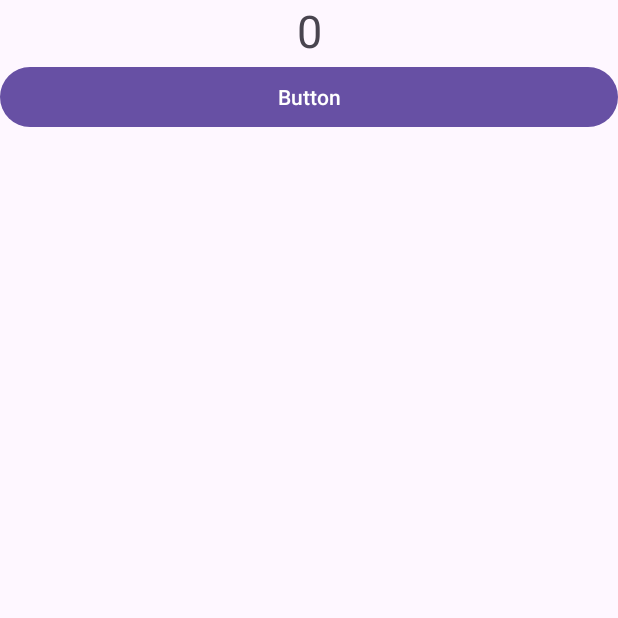
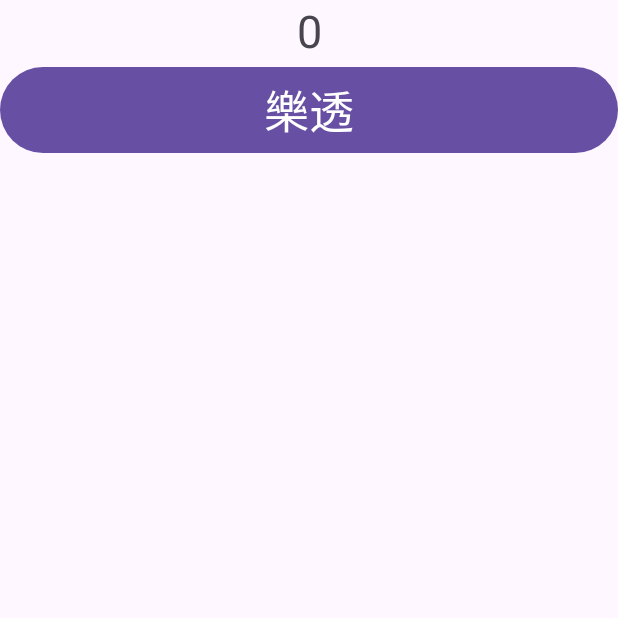
Before and after one commit to En921001/A, an Android app: the screen it shows after launch (MainActivity), on a phone screen of 412 x 824 dp, the top half of it. Run offline under Robolectric (Android 15) with nearby library versions, the phone set to English and light mode, and no system bars.

Commit message:
加入樂透功能

```diff
--- a/app/src/main/java/com/example/a/MainActivity.kt
+++ b/app/src/main/java/com/example/a/MainActivity.kt
@@ -2,6 +2,7 @@ package com.example.a
 
 import androidx.appcompat.app.AppCompatActivity
 import android.os.Bundle
+import android.view.View
 import android.widget.TextView
 
 class MainActivity : AppCompatActivity() {
@@ -12,4 +13,8 @@ class MainActivity : AppCompatActivity() {
         var t: TextView = findViewById(R.id.txv)
         t.text = "0"
     }
+    fun happy(v: View){
+        var txv: TextView = findViewById(R.id.txv)
+        txv.text = (1..100).random().toString()
+    }
 }
--- a/app/src/main/res/layout/activity_main.xml
+++ b/app/src/main/res/layout/activity_main.xml
@@ -16,9 +16,11 @@
         android:gravity="center"/>
 
     <Button
-        android:id="@+id/button"
+        android:id="@+id/btn"
         android:layout_width="match_parent"
         android:layout_height="wrap_content"
-        android:text="Button" />
+        android:onClick="happy"
+        android:textSize="30sp"
+        android:text="樂透" />
 
 </LinearLayout>
```
